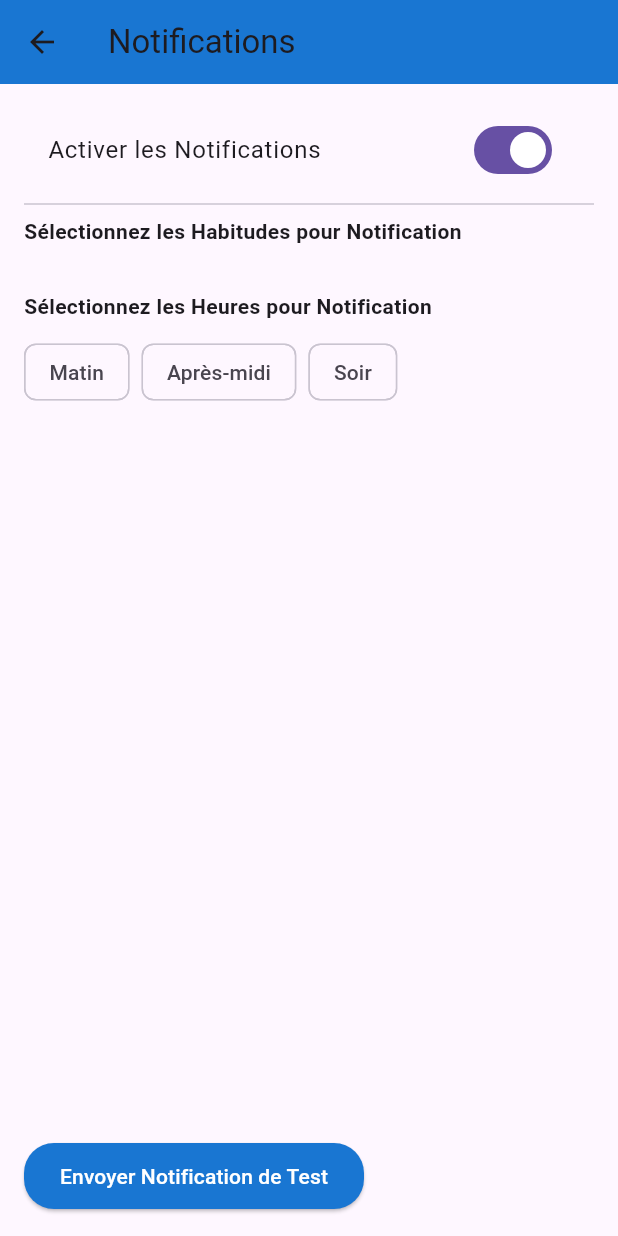
After one commit to kmhabs/habit_tracker, a Flutter app: the NotificationsScreen screen opened directly, after a tap on "Activer les Notifications", on a phone screen of 412 x 824 dp. The commit adds this screen. Run offline on Flutter 3.47's test engine with Material 3 defaults, Android fonts, the phone set to English and light mode, and no system bars; our stand-ins replace fluttertoast, shared_preferences; missing offline and left inert: dart:html; accounts and stored records are empty.

Commit message:
Ajout de nouvelles fonctionnalités

```diff
--- /dev/null
+++ b/lib/notifications_screen.dart
@@ -0,0 +1,170 @@
+import 'dart:convert';
+import 'dart:html' as html;
+
+import 'package:flutter/material.dart';
+import 'package:shared_preferences/shared_preferences.dart';
+
+class NotificationsScreen extends StatefulWidget {
+  @override
+  _NotificationsScreenState createState() => _NotificationsScreenState();
+}
+
+class _NotificationsScreenState extends State<NotificationsScreen> {
+  bool notificationsEnabled = false;
+  List<String> selectedHabits = [];
+  List<String> selectedTimes = [];
+  Map<String, String> allHabitsMap = {};
+
+  @override
+  void initState() {
+    super.initState();
+    _loadData();
+  }
+
+  Future<void> _loadData() async {
+    SharedPreferences prefs = await SharedPreferences.getInstance();
+    setState(() {
+      notificationsEnabled = prefs.getBool('notificationsEnabled') ?? false;
+      allHabitsMap = Map<String, String>.from(
+          jsonDecode(prefs.getString('selectedHabitsMap') ?? '{}'));
+      selectedHabits = prefs.getStringList('notificationHabits') ?? [];
+      selectedTimes = prefs.getStringList('notificationTimes') ?? [];
+    });
+  }
+
+  Future<void> _saveNotificationSettings() async {
+    SharedPreferences prefs = await SharedPreferences.getInstance();
+    await prefs.setBool('notificationsEnabled', notificationsEnabled);
+    await prefs.setStringList('notificationHabits', selectedHabits);
+    await prefs.setStringList('notificationTimes', selectedTimes);
+  }
+
+  Color _getColorFromHex(String hexColor) {
+    hexColor = hexColor.replaceAll('#', '');
+    if (hexColor.length == 6) {
+      hexColor = 'FF$hexColor'; // Ajouter l'opacité si non incluse.
+    }
+    return Color(int.parse('0x$hexColor'));
+  }
+
+  void _sendTestNotification() {
+    if (html.Notification.permission != "granted") {
+      html.Notification.requestPermission().then((permission) {
+        if (permission == 'granted') {
+          html.Notification("Rappel d'Habitude",
+              body: "Il est temps de travailler sur vos habitudes !");
+          print('Permission de notification accordée. Notification envoyée.');
+        } else {
+          print('Permission de notification refusée.');
+        }
+      });
+    } else {
+      html.Notification("Rappel d'Habitude",
+          body: "Il est temps de travailler sur vos habitudes !");
+      print('Notification envoyée directement.');
+    }
+  }
+
+  @override
+  Widget build(BuildContext context) {
+    return Scaffold(
+      appBar: AppBar(
+        backgroundColor: Colors.blue.shade700,
+        title: Text('Notifications'),
+      ),
+      body: Padding(
+        padding: const EdgeInsets.all(16.0),
+        child: Column(
+          crossAxisAlignment: CrossAxisAlignment.start,
+          children: [
+            SwitchListTile(
+              title: Text('Activer les Notifications'),
+              value: notificationsEnabled,
+              onChanged: (value) {
+                setState(() {
+                  notificationsEnabled = value;
+                });
+                _saveNotificationSettings();
+              },
+            ),
+            Divider(),
+            Text(
+              'Sélectionnez les Habitudes pour Notification',
+              style: TextStyle(fontWeight: FontWeight.bold),
+            ),
+            SizedBox(height: 10),
+            Wrap(
+              spacing: 8.0,
+              runSpacing: 8.0,
+              children: allHabitsMap.entries.map((entry) {
+                final habit = entry.key;
+                final colorHex = entry.value;
+                final color = _getColorFromHex(colorHex);
+                return FilterChip(
+                  label: Text(habit),
+                  labelStyle: TextStyle(color: color),
+                  selected: selectedHabits.contains(habit),
+                  selectedColor: color.withOpacity(0.3),
+                  backgroundColor: Colors.white,
+                  side: BorderSide(color: color, width: 2.0),
+                  onSelected: (bool selected) {
+                    setState(() {
+                      if (selected) {
+                        selectedHabits.add(habit);
+                      } else {
+                        selectedHabits.remove(habit);
+                      }
+                    });
+                    _saveNotificationSettings();
+                  },
+                );
+              }).toList(),
+            ),
+            SizedBox(height: 20),
+            Text(
+              'Sélectionnez les Heures pour Notification',
+              style: TextStyle(fontWeight: FontWeight.bold),
+            ),
+            SizedBox(height: 10),
+            Wrap(
+              spacing: 8.0,
+              runSpacing: 8.0,
+              children: ['Matin', 'Après-midi', 'Soir'].map((time) {
+                return FilterChip(
+                  label: Text(time),
+                  selected: selectedTimes.contains(time),
+                  onSelected: (bool selected) {
+                    setState(() {
+                      if (selected) {
+                        selectedTimes.add(time);
+                      } else {
+                        selectedTimes.remove(time);
+                      }
+                    });
+                    _saveNotificationSettings();
+                  },
+                );
+              }).toList(),
+            ),
+            Spacer(),
+            ElevatedButton(
+              onPressed: () {
+                // Utilisez la méthode _sendTestNotification pour déclencher la notification
+                _sendTestNotification();
+              },
+              child: Text('Envoyer Notification de Test'),
+              style: ElevatedButton.styleFrom(
+                backgroundColor: Colors.blue.shade700,
+                foregroundColor: Colors.white,
+                shape: RoundedRectangleBorder(
+                  borderRadius: BorderRadius.circular(20),
+                ),
+                padding: EdgeInsets.symmetric(horizontal: 24, vertical: 12),
+              ),
+            ),
+          ],
+        ),
+      ),
+    );
+  }
+}
```
Also changed, not shown: lib/habit_tracker_screen.dart (+110 -16 lines).
